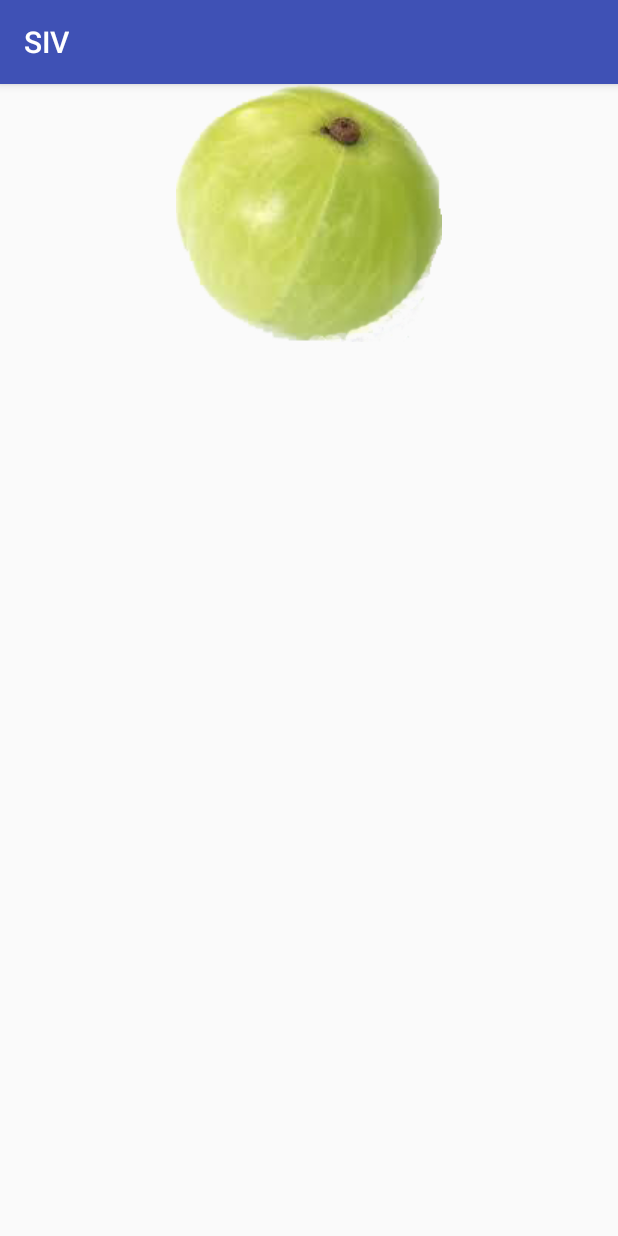
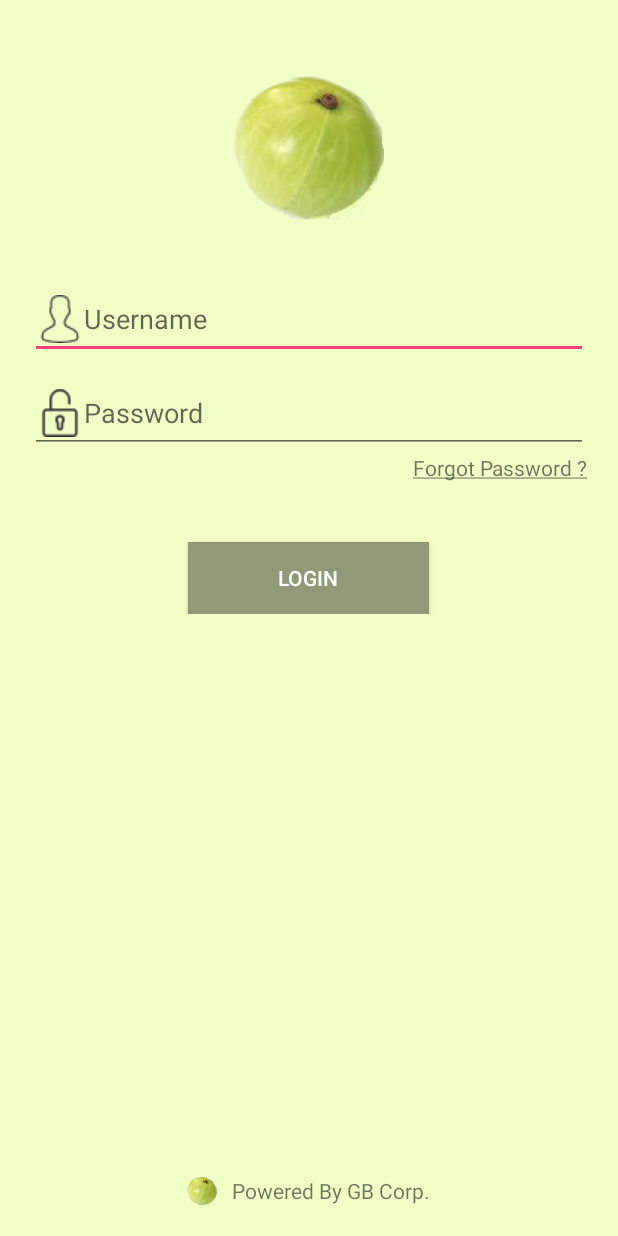
Before and after one commit to vinothrajux/SIV, an Android app: the screen it shows after launch (LoginActivity), on a phone screen of 412 x 824 dp. Run offline under Robolectric (Android 15) with nearby library versions, the phone set to English and light mode, and no system bars.

Commit message:
Login Screen creation Dashboard sample screen creation

```diff
--- a/app/src/main/AndroidManifest.xml
+++ b/app/src/main/AndroidManifest.xml
@@ -16,6 +16,8 @@
                 <category android:name="android.intent.category.LAUNCHER" />
             </intent-filter>
         </activity>
+        <activity android:name=".DashboardActivity" >
+        </activity>
     </application>
 
 </manifest>
--- /dev/null
+++ b/app/src/main/java/com/example/vinothjoshua/siv/DashboardActivity.java
@@ -0,0 +1,17 @@
+package com.example.vinothjoshua.siv;
+
+import android.os.Bundle;
+import android.support.v7.app.AppCompatActivity;
+
+/**
+ * Created by Vinoth Joshua on 03-Apr-17.
+ */
+
+public class DashboardActivity extends AppCompatActivity {
+
+    @Override
+    protected void onCreate(Bundle savedInstanceState) {
+        super.onCreate(savedInstanceState);
+        setContentView(R.layout.activity_dashboard);
+    }
+}
--- a/app/src/main/java/com/example/vinothjoshua/siv/LoginActivity.java
+++ b/app/src/main/java/com/example/vinothjoshua/siv/LoginActivity.java
@@ -1,13 +1,31 @@
 package com.example.vinothjoshua.siv;
 
+import android.content.Intent;
+import android.support.v7.app.ActionBar;
 import android.support.v7.app.AppCompatActivity;
 import android.os.Bundle;
+import android.view.View;
+import android.view.Window;
+import android.view.WindowManager;
+import android.widget.Toast;
 
 public class LoginActivity extends AppCompatActivity {
 
     @Override
     protected void onCreate(Bundle savedInstanceState) {
+
         super.onCreate(savedInstanceState);
         setContentView(R.layout.activity_login);
+
+        //hide Title Bar
+        getSupportActionBar().hide();
+
+
+
+    }
+
+    public void dashboard(View view){
+        Intent intent = new Intent(LoginActivity.this,DashboardActivity.class);
+        startActivity(intent);
     }
 }
--- /dev/null
+++ b/app/src/main/res/layout/activity_dashboard.xml
@@ -0,0 +1,10 @@
+<?xml version="1.0" encoding="utf-8"?>
+<RelativeLayout xmlns:android="http://schemas.android.com/apk/res/android"
+    android:layout_width="match_parent" android:layout_height="match_parent">
+    <TextView
+        android:layout_width="match_parent"
+        android:layout_height="match_parent"
+        android:text="DASHBOARD"
+        android:gravity="center"
+        />
+</RelativeLayout>
--- a/app/src/main/res/layout/activity_login.xml
+++ b/app/src/main/res/layout/activity_login.xml
@@ -5,24 +5,84 @@
     xmlns:app="http://schemas.android.com/apk/res-auto"
     android:layout_width="match_parent"
     android:layout_height="match_parent"
-    tools:context="com.example.vinothjoshua.siv.LoginActivity">
+    tools:context="com.example.vinothjoshua.siv.LoginActivity"
+    android:background="#f1ffc6"
+    android:padding="20dp"
+    >
+    <ScrollView
+        android:layout_width="match_parent"
+        android:layout_height="match_parent">
+        <LinearLayout
+            android:layout_width="match_parent"
+            android:layout_height="match_parent"
+            android:orientation="vertical"
+            android:paddingBottom="40dp"
+            >
+            <ImageView
+                android:layout_width="100dp"
+                android:layout_height="wrap_content"
+                android:src="@drawable/amla"
+                android:layout_gravity="center"
+                android:adjustViewBounds="true"
+                android:layout_marginTop="30dp"
+                />
+            <EditText
+                android:id="@+id/username"
+                android:layout_width="match_parent"
+                android:layout_height="wrap_content"
+                android:hint="Username"
+                android:drawableLeft="@drawable/username"
+                android:layout_marginTop="40dp"
+                />
+            <EditText
+                android:id="@+id/password"
+                android:layout_width="match_parent"
+                android:layout_height="wrap_content"
+                android:hint="Password"
+                android:drawableLeft="@drawable/password"
+                android:inputType="textPassword"
+                android:layout_marginTop="10dp"
+                />
+
+           <TextView
+               android:layout_width="wrap_content"
+               android:layout_height="wrap_content"
+               android:text="@string/forgot_password"
+               android:layout_gravity="right"
+               />
+            <Button
+                android:id="@+id/loginButton"
+                android:layout_width="wrap_content"
+                android:layout_height="wrap_content"
+                android:text="Login"
+                android:layout_gravity="center"
+                android:layout_marginTop="40dp"
+                android:background="#919978"
+                android:textColor="#fff"
+                android:paddingLeft="60dp"
+                android:paddingRight="60dp"
+                android:onClick="dashboard"
+                />
+
+        </LinearLayout>
+    </ScrollView>
     <LinearLayout
         android:layout_width="match_parent"
-        android:layout_height="match_parent"
-        android:orientation="vertical">
-
-    <LinearLayout
-        android:layout_width="match_parent"
-        android:layout_height="wrap_content"
-        android:orientation="vertical"
-        android:gravity="center"
-        >
+        android:layout_height="wrap_content" android:orientation="horizontal"
+        android:layout_alignParentBottom="true"
+        android:layout_centerHorizontal="true" android:gravity="center" >
         <ImageView
+            android:layout_width="20dp"
+            android:layout_height="20dp"
+            android:src="@drawable/amla" android:layout_marginRight="10dp"/>
+        <TextView
             android:layout_width="wrap_content"
             android:layout_height="wrap_content"
-            android:src="@drawable/amla"/>
-        </LinearLayout>
-
+            android:text="Powered By GB Corp."
+            android:layout_gravity="center"
+            android:gravity="center_vertical"
+            />
     </LinearLayout>
 
+
 </RelativeLayout>
--- a/app/src/main/res/values/strings.xml
+++ b/app/src/main/res/values/strings.xml
@@ -1,3 +1,4 @@
 <resources>
     <string name="app_name">SIV</string>
+    <string name="forgot_password"><u>Forgot Password ?</u></string>
 </resources>
```
Also changed, not shown: app/src/main/res/drawable/password.png (added), app/src/main/res/drawable/username.png (added).
